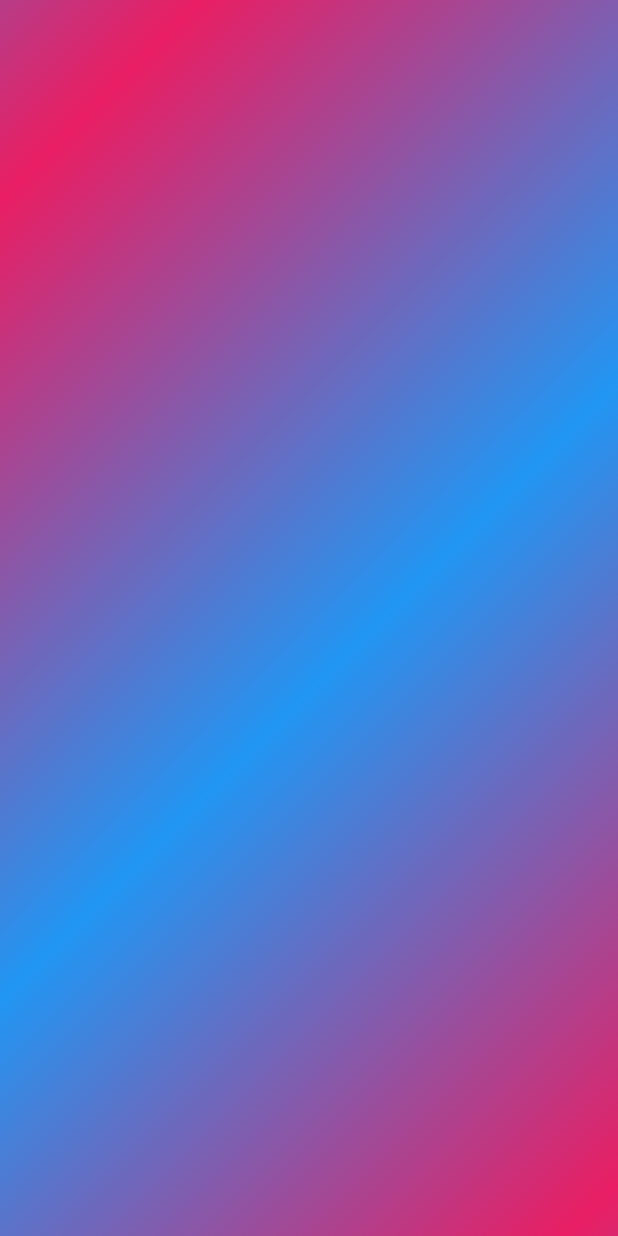
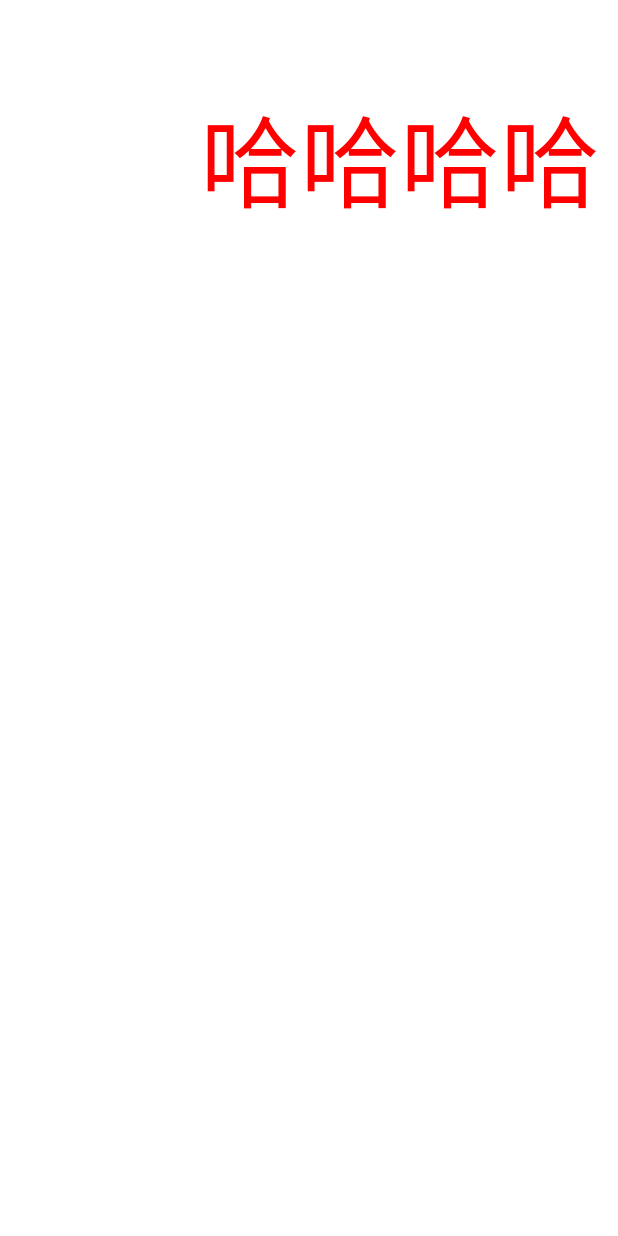
Before and after one commit to RottenWang/ViewViewView, an Android app: the PaintActivity screen opened directly, with no data from a screen before it, on a phone screen of 412 x 824 dp. Run offline under Robolectric (Android 15) with nearby library versions, the phone set to English and light mode, and no system bars; our stand-ins replace ButterKnife, EventBus; libraries missing offline, so code that uses them is left out: com.tencent.wxop.

Commit message:
get新技能

```diff
--- /dev/null
+++ b/app/src/main/java/com/drwang/views/view/CanvasView.java
@@ -0,0 +1,58 @@
+package com.drwang.views.view;
+
+import android.content.Context;
+import android.graphics.Bitmap;
+import android.graphics.Canvas;
+import android.graphics.Color;
+import android.graphics.Paint;
+import android.support.annotation.Nullable;
+import android.util.AttributeSet;
+import android.view.View;
+
+import static com.tencent.wxop.stat.common.l.t;
+
+/**
+ * Created by Administrator on 2017/8/28.
+ */
+
+public class CanvasView extends View {
+    private Canvas mCanvas;
+    private Paint paint;
+    private Bitmap bitmap;
+
+    public CanvasView(Context context) {
+        this(context, null);
+    }
+
+    public CanvasView(Context context, @Nullable AttributeSet attrs) {
+        this(context, attrs, 0);
+    }
+
+    public CanvasView(Context context, @Nullable AttributeSet attrs, int defStyleAttr) {
+        super(context, attrs, defStyleAttr);
+        init();
+    }
+
+    private void init() {
+        paint = new Paint();
+        paint.setTextSize(100);
+        paint.setColor(Color.RED);
+    }
+
+    @Override
+    protected void onSizeChanged(int w, int h, int oldw, int oldh) {
+        super.onSizeChanged(w, h, oldw, oldh);
+        bitmap = Bitmap.createBitmap(w, h, Bitmap.Config.ARGB_8888);
+        mCanvas = new Canvas(bitmap);
+    }
+
+    @Override
+    protected void onDraw(Canvas canvas) {
+        super.onDraw(canvas);
+        mCanvas.drawColor(Color.WHITE);
+        mCanvas.drawText("哈哈哈哈",200,200,paint);
+
+        canvas.drawText("xixixi",300,300,paint);
+        canvas.drawBitmap(bitmap,0,0,paint);
+    }
+}
--- a/app/src/main/res/layout/activity_paint.xml
+++ b/app/src/main/res/layout/activity_paint.xml
@@ -5,7 +5,12 @@
 
     <com.drwang.views.view.PaintView
         android:id="@+id/paint_view"
+        android:visibility="gone"
         android:layout_width="match_parent"
         android:layout_height="match_parent"
         android:layout_centerInParent="true" />
+
+    <com.drwang.views.view.CanvasView
+        android:layout_width="match_parent"
+        android:layout_height="match_parent" />
 </RelativeLayout>
--- a/app/src/main/res/layout/activity_soft_input.xml
+++ b/app/src/main/res/layout/activity_soft_input.xml
@@ -14,9 +14,9 @@
         android:layout_height="150dp" />
 
     <!--<com.drwang.views.view.ZBgView-->
-        <!--android:layout_width="match_parent"-->
-        <!--android:layout_height="150dp"-->
-        <!--android:layout_alignParentBottom="true" />-->
+    <!--android:layout_width="match_parent"-->
+    <!--android:layout_height="150dp"-->
+    <!--android:layout_alignParentBottom="true" />-->
 
     <com.drwang.views.view.MoFaView2
         android:layout_width="match_parent"
@@ -53,6 +53,7 @@
 
     <com.drwang.views.view.CustomProgressView
         android:layout_width="74dp"
-        android:layout_marginTop="100dp"
-        android:layout_height="15dp" />
+        android:layout_height="15dp"
+        android:layout_marginTop="100dp" />
+
 </RelativeLayout>
```
